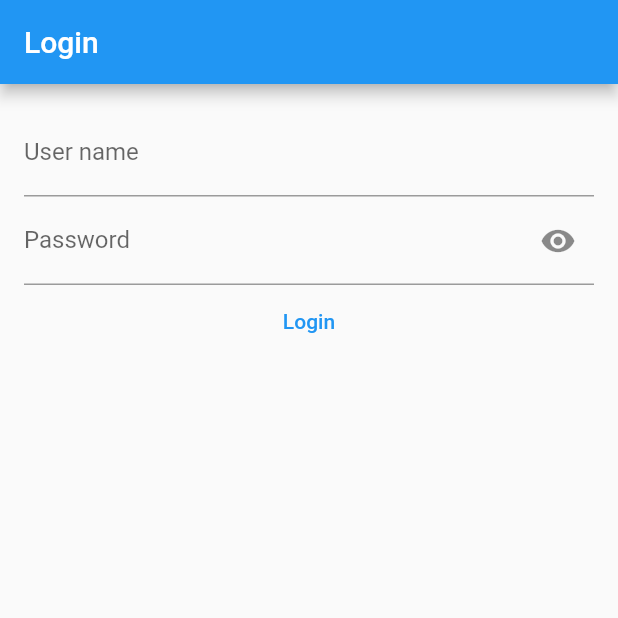
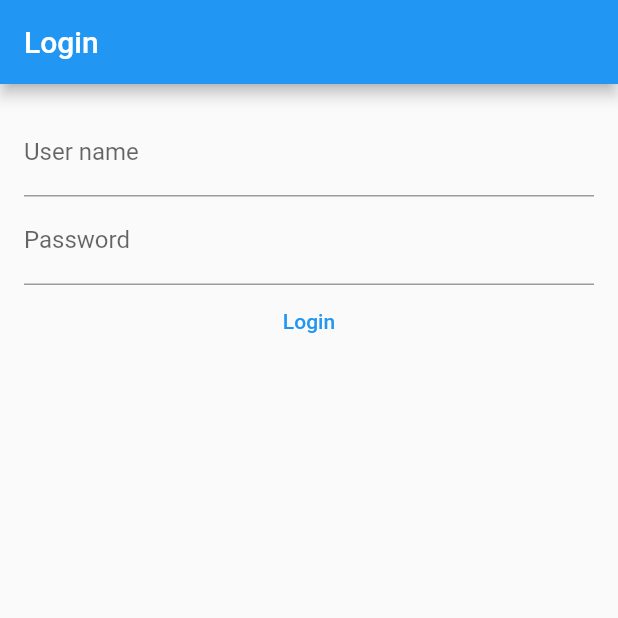
Before and after one commit to tai-votan/flutter-app, a Flutter app: the screen it shows after launch, on a phone screen of 412 x 824 dp, the top half of it. Run offline on Flutter 3.47's test engine with Material 2 defaults, Android fonts, the phone set to English and light mode, and no system bars; our stand-ins replace flutter_riverpod, go_router, hooks_riverpod, shared_preferences.

Commit message:
login riverpod

```diff
--- a/lib/main.dart
+++ b/lib/main.dart
@@ -1,24 +1,40 @@
 import 'package:flutter/material.dart';
-import 'package:flutter_riverpod/flutter_riverpod.dart';
+import 'package:hooks_riverpod/hooks_riverpod.dart';
 import 'package:flutter_app/screens/home/index.dart';
 import 'package:flutter_app/screens/login/index.dart';
-import 'package:flutter_app/screens/landing.dart';
+import 'package:flutter_app/storage.dart';
 
 void main() {
   runApp(const ProviderScope(child: MyApp()));
 }
 
-class MyApp extends ConsumerWidget {
+class MyApp extends HookConsumerWidget {
   const MyApp({super.key});
-  // This widget is the root of your application.
+
   @override
   Widget build(BuildContext context, WidgetRef ref) {
     return MaterialApp(
+      title: 'Login',
       debugShowCheckedModeBanner: false,
+      home: ref
+          .watch(
+            getIsAuthenticatedProvider,
+          )
+          .when(
+            data: (bool isAuthenticated) =>
+                isAuthenticated ? const HomeScreen() : const LoginScreen(),
+            loading: () {
+              return const Scaffold(
+                body: Center(
+                  child: CircularProgressIndicator(),
+                ),
+              );
+            },
+            error: (error, stacktrace) => const LoginScreen(),
+          ),
       routes: {
-        '/': (context) => const Landing(),
-        '/login': (context) => const LoginScreen(),
-        '/home': (context) => const HomeScreen(),
+        "home": (context) => const HomeScreen(),
+        "login": (context) => const LoginScreen(),
       },
     );
   }
--- a/lib/screens/login/index.dart
+++ b/lib/screens/login/index.dart
@@ -1,47 +1,38 @@
 import 'package:flutter/material.dart';
-import 'package:shared_preferences/shared_preferences.dart';
+import 'package:hooks_riverpod/hooks_riverpod.dart';
+import 'package:flutter_app/state/auth.dart';
+import 'package:flutter_app/storage.dart';
+import 'package:go_router/go_router.dart';
 
-class LoginScreen extends StatefulWidget {
-  const LoginScreen({Key? key}) : super(key: key);
+class LoginScreen extends HookConsumerWidget {
+  const LoginScreen({super.key});
 
   @override
-  State<LoginScreen> createState() => _LoginScreen();
-}
-
-class _LoginScreen extends State<LoginScreen> {
-  bool _isObscure = true;
-
-  void handleShowPassword() {
-    setState(() {
-      _isObscure = !_isObscure;
-    });
-  }
-
-  void handleLogin() async {
-    SharedPreferences prefs = await SharedPreferences.getInstance();
-    Navigator.pushNamedAndRemoveUntil(
-        context, '/home', ModalRoute.withName('/home'));
-    prefs.setBool('_isLogin', true);
-  }
-
-  @override
-  Widget build(BuildContext context) {
+  Widget build(BuildContext context, WidgetRef ref) {
     Widget userName = const TextField(
       decoration: InputDecoration(labelText: 'User name'),
     );
 
-    Widget password = TextField(
-      decoration: InputDecoration(
-          labelText: 'Password',
-          suffixIcon: IconButton(
-              onPressed: handleShowPassword,
-              icon:
-                  Icon(_isObscure ? Icons.visibility : Icons.visibility_off))),
-      obscureText: _isObscure,
+    Widget password = const TextField(
+      decoration: InputDecoration(labelText: 'Password'),
     );
 
-    Widget login =
-        TextButton(onPressed: handleLogin, child: const Text('Login'));
+    Widget login = TextButton(
+      onPressed: () async {
+        // if (checkNull) {
+        final authArgs = AuthArgs(
+          email: 'admin',
+          password: 'admin',
+        );
+        ref.read(authLoginProvider(authArgs));
+        final isAuthenticated = ref.read(getIsAuthenticatedProvider);
+        if (isAuthenticated.value!) {
+          context.go('/home');
+        }
+        // }
+      },
+      child: const Text('Login'),
+    );
 
     return MaterialApp(
       debugShowCheckedModeBanner: false,
@@ -52,8 +43,10 @@ class _LoginScreen extends State<LoginScreen> {
             padding: const EdgeInsets.all(16.0),
             child: Column(
               children: <Widget>[userName, password, login],
-                )),
             ),
-        ));
+          ),
+        ),
+      ),
+    );
   }
 }
--- a/pubspec.yaml
+++ b/pubspec.yaml
@@ -36,6 +36,8 @@ dependencies:
     cupertino_icons: ^1.0.2
     flutter_riverpod: ^2.3.3
     shared_preferences: ^2.1.0
+    go_router: ^6.5.6
+    hooks_riverpod: ^2.3.4
 
 dev_dependencies:
     flutter_test:
```
Also changed, not shown: lib/screens/landing.dart (+51 -25 lines), lib/state/auth.dart (added, +80 -0 lines), lib/storage.dart (added, +62 -0 lines), pubspec.lock. Lines whose indentation alone changed are shown as unchanged.
